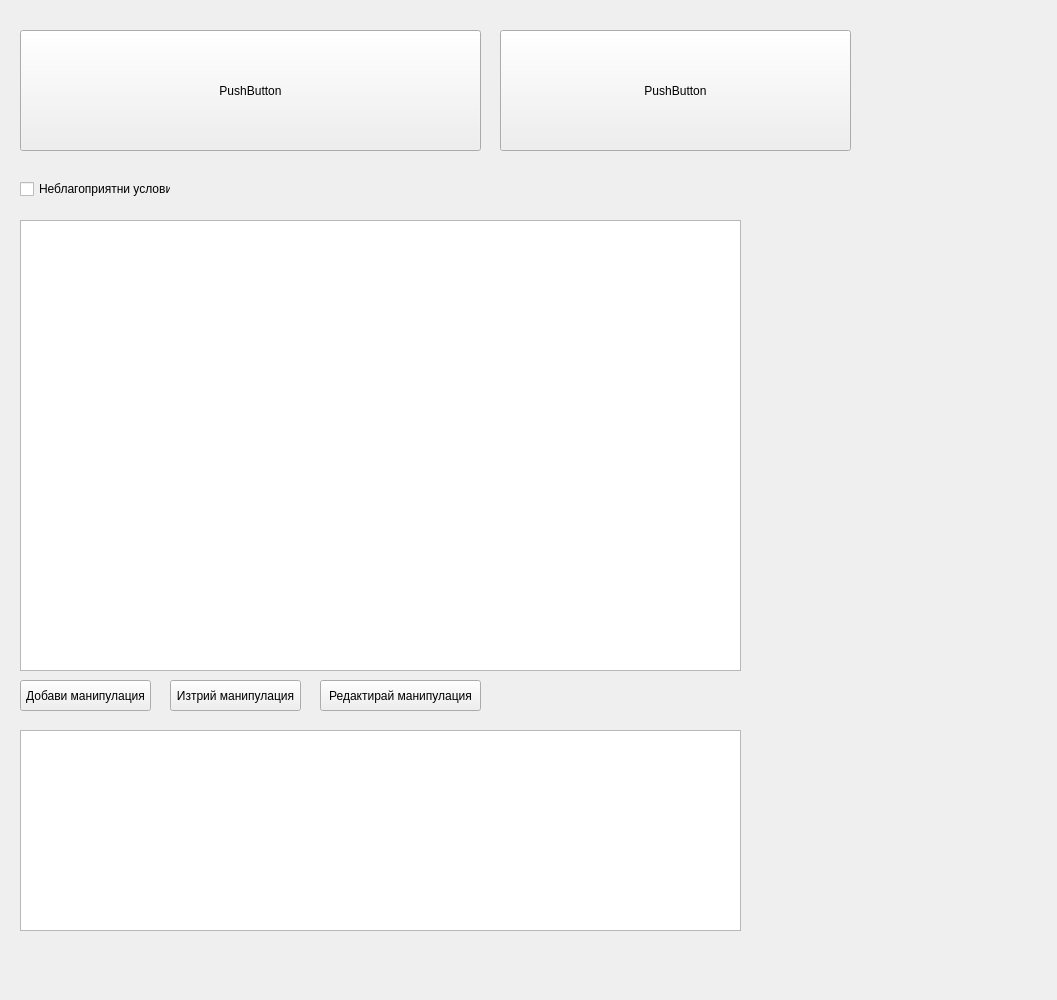
thefinalcutbg/DinoDent, file src/View/ListView/ListView.ui: the form before one commit.
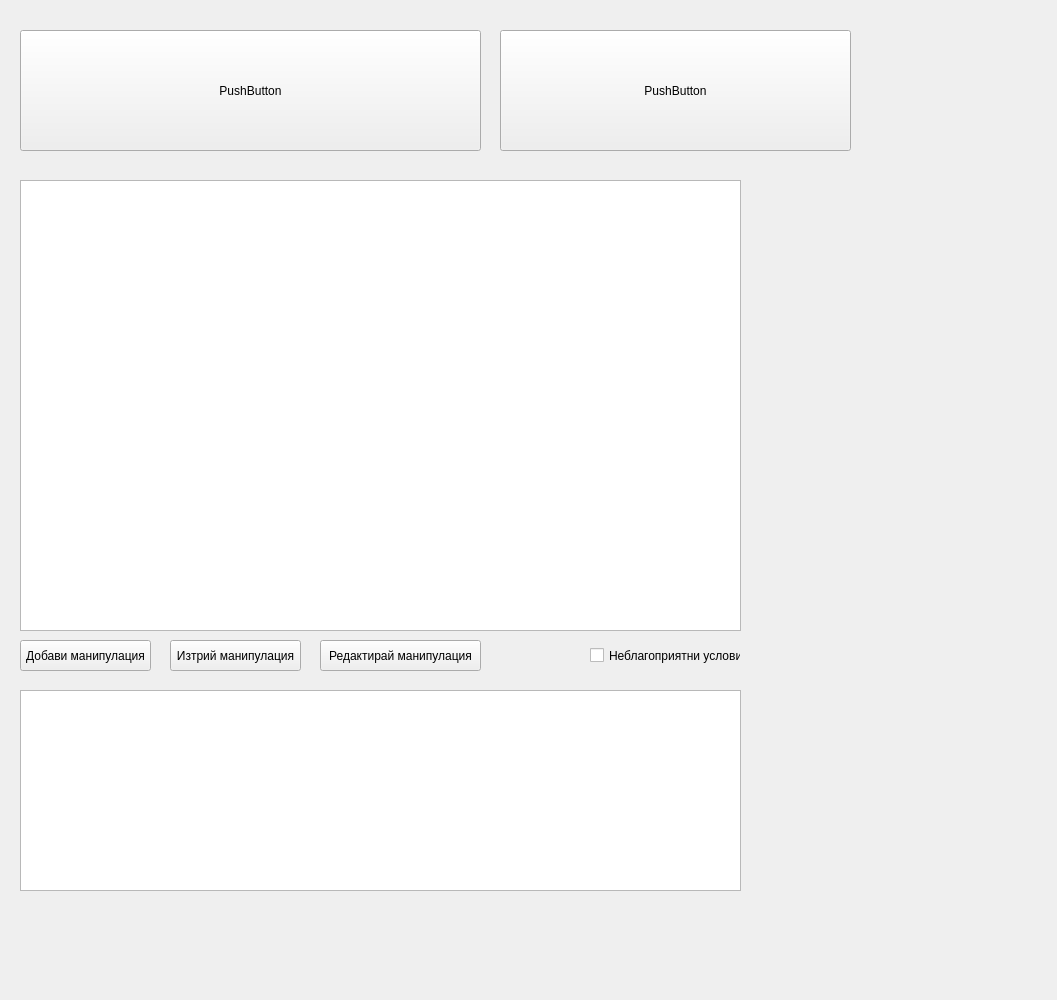
The form after the commit. Custom widgets are drawn as their Qt base class.

Commit message: ListPresenter separated into StatusPresenter and DiagnosisPresenter. CustomManipulations now a singleton, with data loaded at startup.

```diff
--- a/src/View/ListView/ListView.ui
+++ b/src/View/ListView/ListView.ui
@@ -29,7 +29,7 @@
    <property name="geometry">
     <rect>
      <x>20</x>
-     <y>220</y>
+     <y>180</y>
      <width>721</width>
      <height>451</height>
     </rect>
@@ -74,7 +74,7 @@
    <property name="geometry">
     <rect>
      <x>750</x>
-     <y>350</y>
+     <y>310</y>
      <width>300</width>
      <height>381</height>
     </rect>
@@ -84,7 +84,7 @@
    <property name="geometry">
     <rect>
      <x>750</x>
-     <y>220</y>
+     <y>180</y>
      <width>291</width>
      <height>142</height>
     </rect>
@@ -94,7 +94,7 @@
    <property name="geometry">
     <rect>
      <x>20</x>
-     <y>730</y>
+     <y>690</y>
      <width>721</width>
      <height>201</height>
     </rect>
@@ -107,7 +107,7 @@
    <property name="geometry">
     <rect>
      <x>20</x>
-     <y>680</y>
+     <y>640</y>
      <width>131</width>
      <height>31</height>
     </rect>
@@ -120,7 +120,7 @@
    <property name="geometry">
     <rect>
      <x>170</x>
-     <y>680</y>
+     <y>640</y>
      <width>131</width>
      <height>31</height>
     </rect>
@@ -133,7 +133,7 @@
    <property name="geometry">
     <rect>
      <x>320</x>
-     <y>680</y>
+     <y>640</y>
      <width>161</width>
      <height>31</height>
     </rect>
@@ -145,10 +145,10 @@
   <widget class="QCheckBox" name="unfav_check">
    <property name="geometry">
     <rect>
-     <x>20</x>
-     <y>180</y>
+     <x>590</x>
+     <y>640</y>
      <width>151</width>
-     <height>18</height>
+     <height>31</height>
     </rect>
    </property>
    <property name="text">
```
The commit also changes 16 other files.
